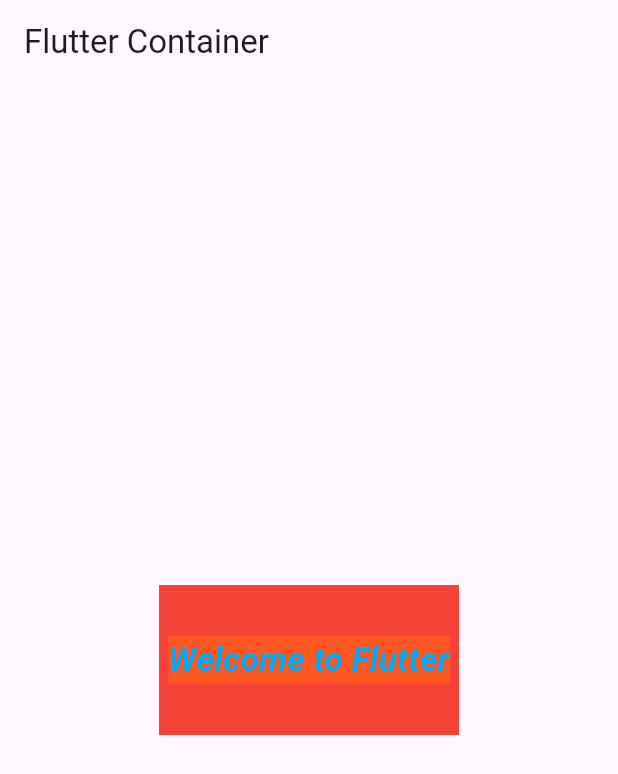
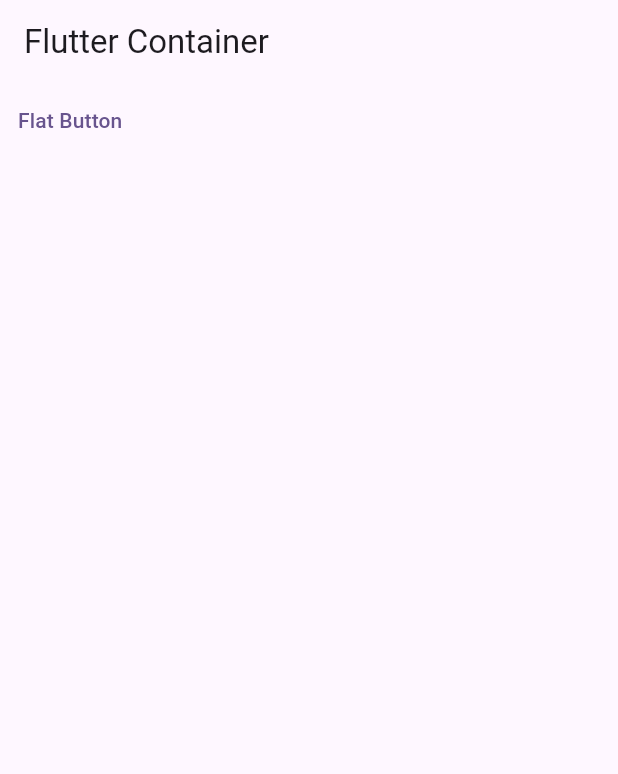
Before and after one commit to sup0808/Flutter_firstapp, a Flutter app: the screen it shows after launch, on a phone screen of 412 x 824 dp. Shown: the top 774 px of the screen. Run offline on Flutter 3.47's test engine with Material 3 defaults, Android fonts, the phone set to English and light mode, and no system bars.

Commit message:
TextButton, ElevatedButton, OutlinedButton example

```diff
--- a/lib/main.dart
+++ b/lib/main.dart
@@ -44,25 +44,37 @@ class _MyHomePageState extends State<MyHomePage> {
         title: Text("Flutter Container"),
       ),
       body:
-      Center(
-        child: Container(
-          width:200,
-          height: 100,
-          color: Colors.red,
-          child: Center(child:
-          Text("Welcome to Flutter",
-            style: TextStyle(
-                fontSize: 22,
-              color: Colors.lightBlue,
-              fontWeight: FontWeight.bold,
-              fontStyle: FontStyle.italic,
-              backgroundColor: Colors.deepOrange
 
-            ),
+      TextButton(
+        child: Text("Flat Button"),
+        onPressed: (){
+          print("Button clicked");
+        },
+        onLongPress: (){
+          print("onLongPress clicked");
+        },
+      )
 
-          )),
-        ),
-      ),
+     /* ElevatedButton(
+        child: Text("Flat Button"),
+        onPressed: (){
+          print("Button clicked");
+        },
+        onLongPress: (){
+          print("onLongPress clicked");
+        },
+      )*/
+
+     /* OutlinedButton(
+        child: Text("Flat Button"),
+        onPressed: (){
+          print("Button clicked");
+        },
+        onLongPress: (){
+          print("onLongPress clicked");
+        },
+      )*/
+     ,
 
     );
   }
```
